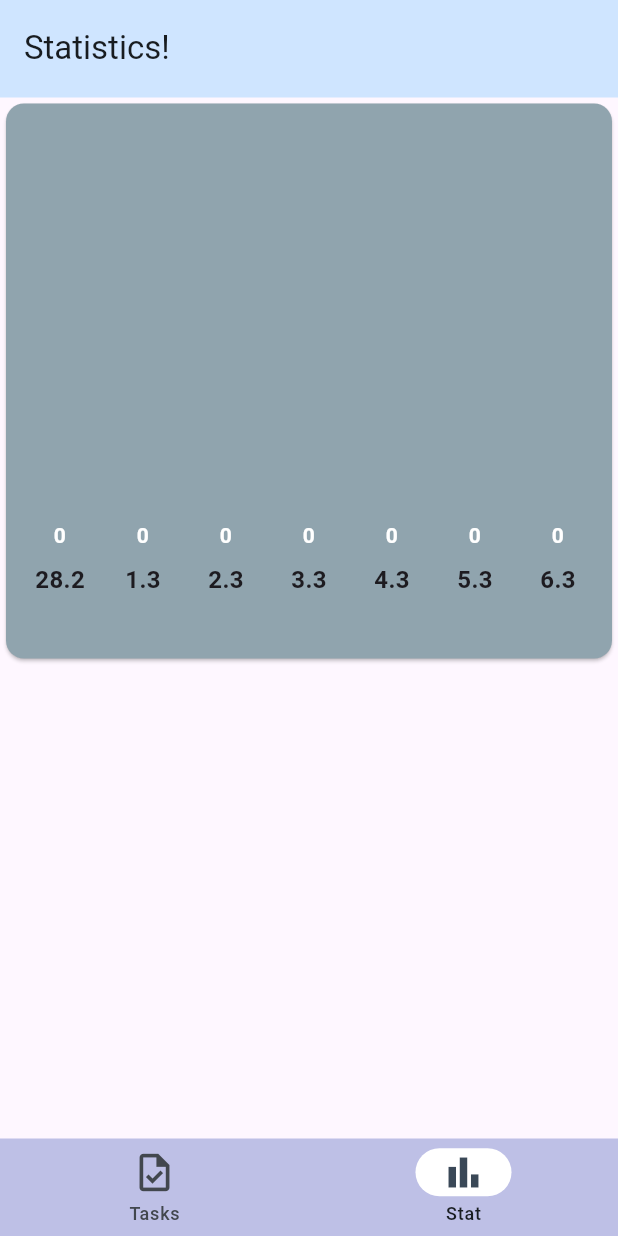
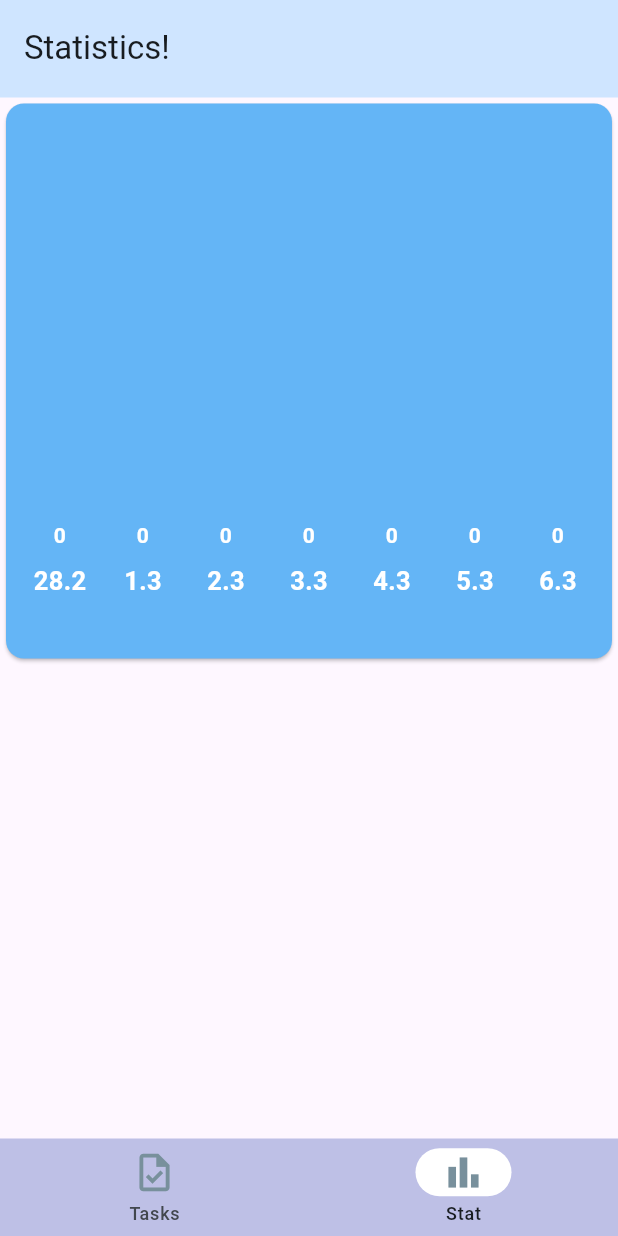
Before and after one commit to Flutter007/hw26, a Flutter app: the screen it shows after launch, item 2 of the bottom bar chosen, on a phone screen of 412 x 824 dp. Run offline on Flutter 3.47's test engine with Material 3 defaults, Android fonts, the phone set to English and light mode, and no system bars; drawn by our look-alikes of fl_chart; our stand-ins replace flutter_slidable.

Commit message:
Final version of App,changed colors of Chart and card's text.Some visual refactor.

```diff
--- a/lib/hw26.dart
+++ b/lib/hw26.dart
@@ -19,6 +19,7 @@ class _Hw26State extends State<Hw26> {
   bool isDoneInTime = false;
   String? selectedInfoCategory = 'all_tasks';
   int currentIndex = 0;
+
   List<Task> tasks = [
     Task(
       title: 'Продать Li 9',
@@ -118,7 +119,9 @@ class _Hw26State extends State<Hw26> {
   }
 
   void openAddSheet() {
+    final customColor = Theme.of(context).extension<CustomColor>()!;
     showModalBottomSheet(
+      backgroundColor: customColor.cardTextColor,
       isScrollControlled: true,
       useSafeArea: true,
       context: context,
@@ -146,6 +149,7 @@ class _Hw26State extends State<Hw26> {
   }
 
   List<Destination> get destinations {
+    final customColor = Theme.of(context).extension<CustomColor>()!;
     return [
       Destination(
         screenTitle: Text('ToDo list!'),
@@ -164,6 +168,7 @@ class _Hw26State extends State<Hw26> {
           isDoneInTime: isDoneInTime,
         ),
         appBarActions: [
+          IconButton(onPressed: () {}, icon: Icon(Icons.dark_mode_outlined)),
           DropdownMenu(
             initialSelection: selectedInfoCategory,
             width: 150,
@@ -183,7 +188,7 @@ class _Hw26State extends State<Hw26> {
             onPressed: openAddSheet,
             icon: Icon(
               Icons.add,
-              color: Colors.blue.shade700,
+              color: customColor.cardBackgroundColor,
               size: 33,
             ),
           ),
@@ -236,11 +241,13 @@ class _Hw26State extends State<Hw26> {
                   icon: Icon(
                     destination.navIcon,
                     size: 30,
+                    color: customColor.cardBackgroundColor,
                   ),
                   label: destination.navLabel,
                   selectedIcon: Icon(
                     destination.navSelectedIcon,
                     size: 30,
+                    color: customColor.cardBackgroundColor,
                   ),
                 ),
               )
--- a/lib/theme/colors.dart
+++ b/lib/theme/colors.dart
@@ -5,13 +5,16 @@ class CustomColor extends ThemeExtension<CustomColor> {
   final Color cardTextColor;
   final Color cardBackgroundColor;
   final Color urgentIconColor;
+  final Color backgroundOfChart;
+  final Color greenShade;
 
-  CustomColor({
-    required this.bottomNavBarSelectedColor,
-    required this.cardTextColor,
-    required this.cardBackgroundColor,
-    required this.urgentIconColor,
-  });
+  CustomColor(
+      {required this.bottomNavBarSelectedColor,
+      required this.cardTextColor,
+      required this.cardBackgroundColor,
+      required this.urgentIconColor,
+      required this.backgroundOfChart,
+      required this.greenShade});
 
   @override
   ThemeExtension<CustomColor> copyWith({
@@ -19,6 +22,8 @@ class CustomColor extends ThemeExtension<CustomColor> {
     Color? cardTextColor,
     Color? cardBackgroundColor,
     Color? urgentIconColor,
+    Color? backgroundOfChart,
+    Color? greenShade,
   }) {
     return CustomColor(
       bottomNavBarSelectedColor:
@@ -26,6 +31,8 @@ class CustomColor extends ThemeExtension<CustomColor> {
       cardTextColor: cardTextColor ?? this.cardTextColor,
       cardBackgroundColor: cardBackgroundColor ?? this.cardBackgroundColor,
       urgentIconColor: urgentIconColor ?? this.urgentIconColor,
+      backgroundOfChart: backgroundOfChart ?? this.backgroundOfChart,
+      greenShade: greenShade ?? this.greenShade,
     );
   }
 
@@ -40,6 +47,9 @@ class CustomColor extends ThemeExtension<CustomColor> {
       cardBackgroundColor:
           Color.lerp(cardBackgroundColor, other.cardBackgroundColor, t)!,
       urgentIconColor: Color.lerp(urgentIconColor, other.urgentIconColor, t)!,
+      backgroundOfChart:
+          Color.lerp(backgroundOfChart, other.backgroundOfChart, t)!,
+      greenShade: Color.lerp(greenShade, other.greenShade, t)!,
     );
   }
 }
--- a/lib/widget/statistics/statistic_card.dart
+++ b/lib/widget/statistics/statistic_card.dart
@@ -1,4 +1,5 @@
 import 'package:flutter/material.dart';
+import 'package:hw26/theme/colors.dart';
 
 class StatisticCard extends StatelessWidget {
   final Widget child;
@@ -6,10 +7,11 @@ class StatisticCard extends StatelessWidget {
 
   @override
   Widget build(BuildContext context) {
+    final customColor = Theme.of(context).extension<CustomColor>()!;
     return SizedBox(
       width: double.infinity,
       child: Card(
-        color: Colors.blueGrey.shade300,
+        color: customColor.backgroundOfChart,
         child: Padding(
           padding: EdgeInsets.all(30),
           child: child,
--- a/lib/widget/statistics/tasks_chart.dart
+++ b/lib/widget/statistics/tasks_chart.dart
@@ -1,6 +1,7 @@
 import 'package:fl_chart/fl_chart.dart';
 import 'package:flutter/material.dart';
 import 'package:hw26/model/task_expense.dart';
+import 'package:hw26/theme/colors.dart';
 import 'package:hw26/widget/statistics/statistic_card.dart';
 
 class TasksChart extends StatelessWidget {
@@ -9,6 +10,7 @@ class TasksChart extends StatelessWidget {
 
   @override
   Widget build(BuildContext context) {
+    final customColor = Theme.of(context).extension<CustomColor>()!;
     Widget getTitles(double value, TitleMeta meta) {
       String txt = value.toInt().toString();
       for (var expense in expenses) {
@@ -17,12 +19,12 @@ class TasksChart extends StatelessWidget {
           break;
         }
       }
-
       return Text(
         txt,
-        style: const TextStyle(
-          fontSize: 16,
+        style: TextStyle(
+          fontSize: 17,
           fontWeight: FontWeight.bold,
+          color: customColor.cardTextColor,
         ),
       );
     }
@@ -39,9 +41,9 @@ class TasksChart extends StatelessWidget {
       ) {
         return BarTooltipItem(
           rod.toY.round().toString(),
-          const TextStyle(
+          TextStyle(
             fontWeight: FontWeight.bold,
-            color: Colors.white,
+            color: customColor.cardTextColor,
           ),
         );
       },
```
Also changed, not shown: lib/theme/dark_scheme.dart (+14 -1 lines), lib/theme/light_scheme.dart (+16 -3 lines), lib/widget/task_card.dart (+8 -5 lines), 4 other files.
